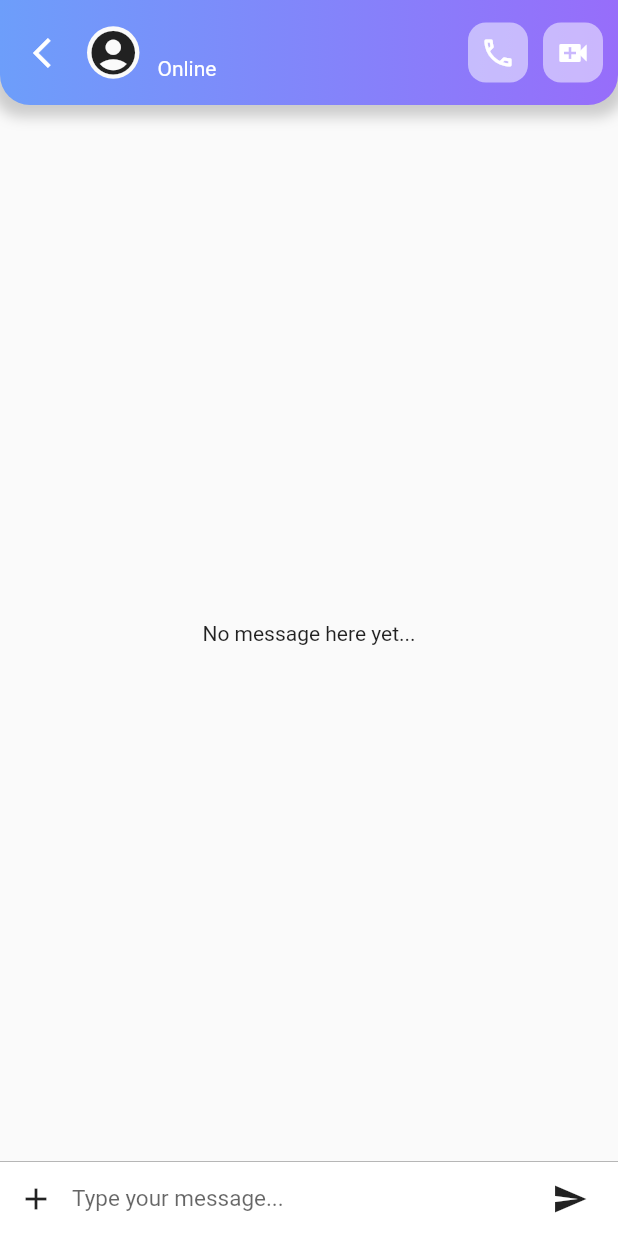
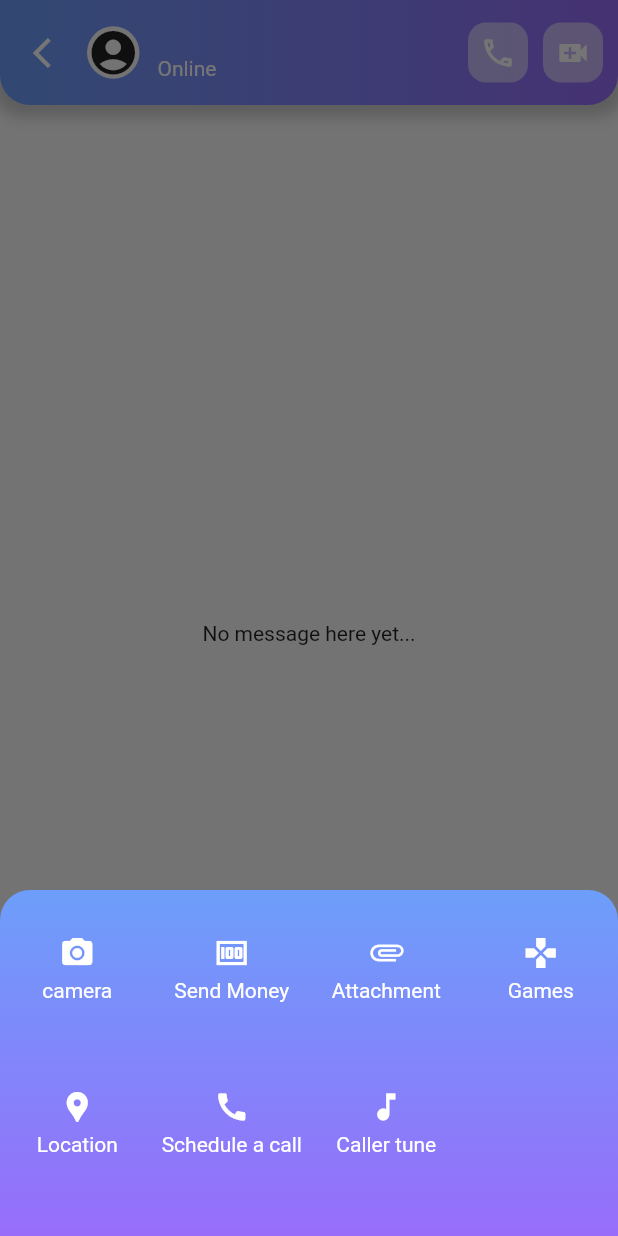
Before and after one commit to whoissharif/chat_app, a Flutter app: the ChatScreen screen opened directly with empty values, after a tap on the "add" icon, on a phone screen of 412 x 824 dp. Run offline on Flutter 3.47's test engine with Material 2 defaults, Android fonts, the phone set to English and light mode, and no system bars; our stand-ins replace cloud_firestore, firebase_auth, firebase_core, flutter_secure_storage, google_sign_in; accounts and stored records are empty; network calls fail.

Commit message:
modal bottom sheet added

```diff
--- a/lib/views/screens/chat_screen.dart
+++ b/lib/views/screens/chat_screen.dart
@@ -5,6 +5,7 @@ import 'package:flutter/material.dart';
 import 'package:intl/intl.dart';
 import 'package:provider/provider.dart';
 import '../../providers/chat_provider.dart';
+import '../widgets/bottom_sheet_item.dart';
 import '../widgets/chat_app_bar_content.dart';
 
 class ChatScreen extends StatefulWidget {
@@ -94,8 +95,9 @@ class _ChatScreenState extends State<ChatScreen> {
                 Padding(
                   padding: const EdgeInsets.only(right: 20.0),
                   child: Text(
-                    DateFormat.MMMd().add_jm().format(DateTime.fromMillisecondsSinceEpoch(
-                        int.parse(chatModel.timestamp))),
+                    DateFormat.MMMd().add_jm().format(
+                        DateTime.fromMillisecondsSinceEpoch(
+                            int.parse(chatModel.timestamp))),
                     style: const TextStyle(
                       color: Colors.grey,
                       fontSize: 12,
@@ -272,7 +274,9 @@ class _ChatScreenState extends State<ChatScreen> {
             child: SizedBox(
               child: IconButton(
                 icon: const Icon(Icons.add),
-                onPressed: () {},
+                onPressed: () {
+                  showMoreChatOptions();
+                },
               ),
             ),
             color: Colors.white,
@@ -311,4 +315,65 @@ class _ChatScreenState extends State<ChatScreen> {
           color: Colors.white),
     );
   }
+
+  Future<dynamic> showMoreChatOptions() {
+    return showModalBottomSheet(
+      context: context,
+      shape: const RoundedRectangleBorder(
+        borderRadius: BorderRadius.vertical(top: Radius.circular(20)),
+      ),
+      clipBehavior: Clip.antiAliasWithSaveLayer,
+      builder: (_) {
+        return Container(
+          height: MediaQuery.of(context).size.height * .28,
+          decoration: const BoxDecoration(
+            gradient: LinearGradient(
+              begin: Alignment.topCenter,
+              end: Alignment.bottomCenter,
+              colors: [
+                kAppBarGradPrimary,
+                kAppBarGradSecondary,
+              ],
+            ),
+          ),
+          child: Padding(
+            padding: const EdgeInsets.only(top: 30.0),
+            child: GridView.count(
+              crossAxisCount: 4,
+              children: const [
+                BottomSheetItem(
+                  icon: Icons.camera_alt,
+                  text: 'camera',
+                ),
+                BottomSheetItem(
+                  icon: Icons.money,
+                  text: 'Send Money',
+                ),
+                BottomSheetItem(
+                  icon: Icons.attachment_outlined,
+                  text: 'Attachment',
+                ),
+                BottomSheetItem(
+                  icon: Icons.games,
+                  text: 'Games',
+                ),
+                BottomSheetItem(
+                  icon: Icons.location_pin,
+                  text: 'Location',
+                ),
+                BottomSheetItem(
+                  icon: Icons.call,
+                  text: 'Schedule a call',
+                ),
+                BottomSheetItem(
+                  icon: Icons.music_note,
+                  text: 'Caller tune',
+                ),
+              ],
+            ),
+          ),
+        );
+      },
+    );
+  }
 }
--- /dev/null
+++ b/lib/views/widgets/bottom_sheet_item.dart
@@ -0,0 +1,33 @@
+import 'package:flutter/material.dart';
+
+class BottomSheetItem extends StatelessWidget {
+  const BottomSheetItem({
+    Key? key,
+    required this.icon,
+    required this.text,
+  }) : super(key: key);
+
+  final IconData icon;
+  final String text;
+
+  @override
+  Widget build(BuildContext context) {
+    return Column(
+      children: [
+        Icon(
+          icon,
+          color: Colors.white,
+        ),
+        const SizedBox(
+          height: 5,
+        ),
+        Text(
+          text,
+          style: const TextStyle(
+            color: Colors.white,
+          ),
+        )
+      ],
+    );
+  }
+}
```
